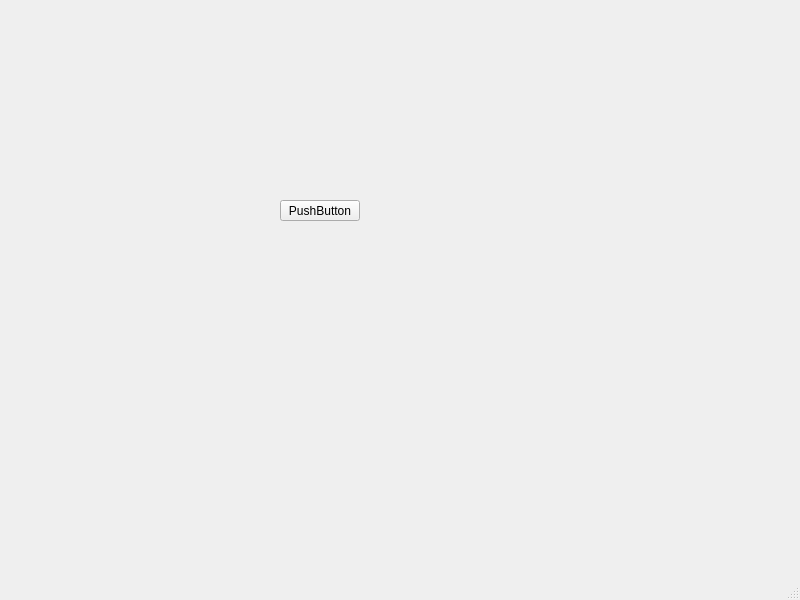
This is mainwindow.ui in Jantero93/Qt_Harkka as Qt 5 draws it before an edit. The edited form follows.
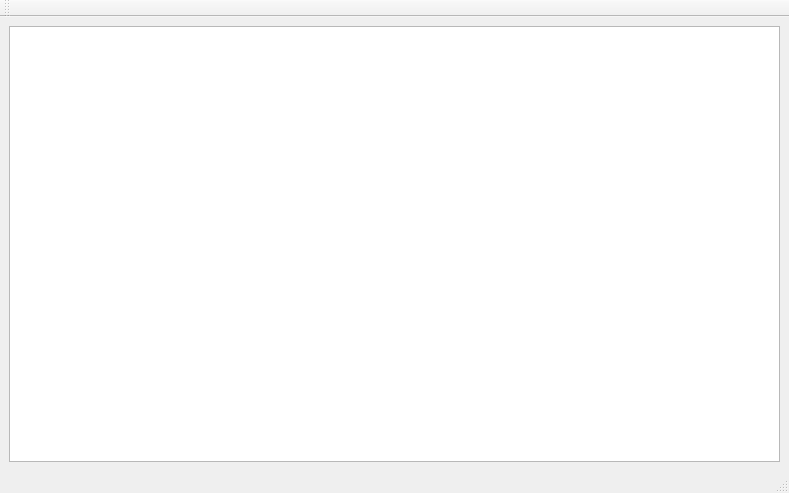
This is the edited form.

Commit message: custon view modeliin tulee testi data

What changed in the file:
```diff
--- a/mainwindow.ui
+++ b/mainwindow.ui
@@ -6,27 +6,24 @@
    <rect>
     <x>0</x>
     <y>0</y>
-    <width>800</width>
-    <height>600</height>
+    <width>789</width>
+    <height>493</height>
    </rect>
   </property>
+  <property name="font">
+   <font>
+    <stylestrategy>PreferAntialias</stylestrategy>
+   </font>
+  </property>
   <property name="windowTitle">
    <string>MainWindow</string>
   </property>
   <widget class="QWidget" name="centralwidget">
-   <widget class="QPushButton" name="pushButton">
-    <property name="geometry">
-     <rect>
-      <x>280</x>
-      <y>200</y>
-      <width>80</width>
-      <height>21</height>
-     </rect>
-    </property>
-    <property name="text">
-     <string>PushButton</string>
-    </property>
-   </widget>
+   <layout class="QGridLayout" name="gridLayout">
+    <item row="0" column="0">
+     <widget class="QTableView" name="tableView"/>
+    </item>
+   </layout>
   </widget>
   <widget class="QMenuBar" name="menubar">
    <property name="geometry">
@@ -39,6 +36,17 @@
    </property>
   </widget>
   <widget class="QStatusBar" name="statusbar"/>
+  <widget class="QToolBar" name="toolBar">
+   <property name="windowTitle">
+    <string>toolBar</string>
+   </property>
+   <attribute name="toolBarArea">
+    <enum>TopToolBarArea</enum>
+   </attribute>
+   <attribute name="toolBarBreak">
+    <bool>false</bool>
+   </attribute>
+  </widget>
  </widget>
  <resources/>
  <connections/>
```
Left out of the diff: 2 changed lines with no effect on the pictures. The commit also changes 8 other files.
